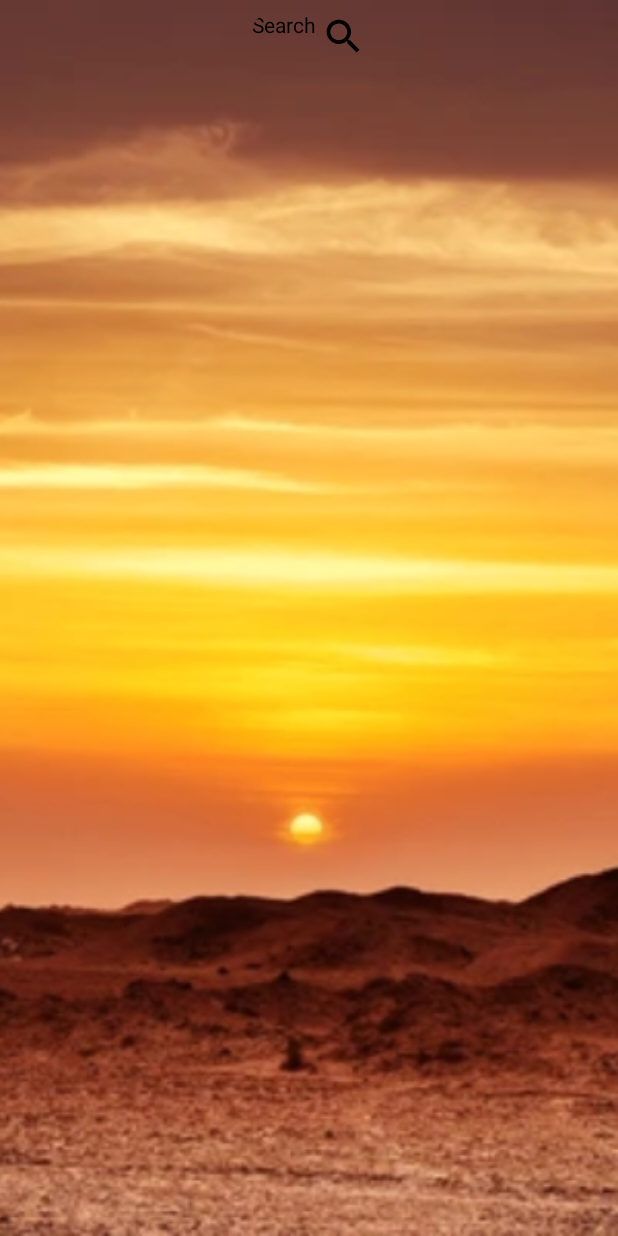
After one commit to pratyushraj-07/WeatherAppCompose, an Android app built with Jetpack Compose: the composable Navigation shown on its own in the app's theme, on a phone screen of 412 x 824 dp. The commit adds this screen. Run offline under Robolectric (Android 15) with nearby library versions, the phone set to English and light mode, and no system bars; 1 statement that could not run was skipped.

Commit message:
Added HomeScreen for current location

```diff
--- /dev/null
+++ b/app/src/main/java/com/example/weatherappcompose/nav_graph/Navigation.kt
@@ -0,0 +1,52 @@
+package com.example.weatherappcompose.nav_graph
+
+import androidx.compose.animation.AnimatedContentTransitionScope
+import androidx.compose.animation.core.tween
+import androidx.compose.animation.slideInHorizontally
+import androidx.compose.animation.slideOutHorizontally
+import androidx.compose.runtime.Composable
+import androidx.navigation.NavHostController
+import androidx.navigation.compose.NavHost
+import androidx.navigation.compose.composable
+import androidx.navigation.compose.rememberNavController
+import com.example.weatherappcompose.screens.homescreen.HomeScreen
+import com.example.weatherappcompose.screens.searchedcityscreen.SearchedCity
+import com.example.weatherappcompose.ui.WeatherViewModel
+
+@Composable
+fun Navigation(
+    viewModel: WeatherViewModel,
+    navController: NavHostController = rememberNavController()
+){
+    NavHost(navController = navController, startDestination = Route.HomeScreen.route) {
+
+        composable(
+            route = Route.HomeScreen.route,
+            enterTransition = { slideInHorizontally() },
+            exitTransition = { slideOutHorizontally(animationSpec = tween(500)) }
+        ){
+            HomeScreen(navController = navController)
+        }
+
+        composable(
+            route =  Route.SearchedCity.route,
+            enterTransition = {
+                slideIntoContainer(
+                    AnimatedContentTransitionScope.SlideDirection.Left,
+                    animationSpec = tween(350)
+                )
+            },
+            exitTransition = {
+                slideOutOfContainer(
+                    AnimatedContentTransitionScope.SlideDirection.Right,
+                    animationSpec = tween(400)
+                )
+            }
+        ){
+            SearchedCity(
+                navController = navController,
+                viewModel = viewModel
+            )
+        }
+    }
+}
--- /dev/null
+++ b/app/src/main/java/com/example/weatherappcompose/nav_graph/Route.kt
@@ -0,0 +1,6 @@
+package com.example.weatherappcompose.nav_graph
+
+sealed class Route(val route: String) {
+    object HomeScreen: Route("home")
+    object SearchedCity: Route("searched_city")
+}
--- /dev/null
+++ b/app/src/main/java/com/example/weatherappcompose/screens/homescreen/HomeScreen.kt
@@ -0,0 +1,68 @@
+package com.example.weatherappcompose.screens.homescreen
+
+import androidx.compose.foundation.Image
+import androidx.compose.foundation.layout.Arrangement
+import androidx.compose.foundation.layout.Box
+import androidx.compose.foundation.layout.Column
+import androidx.compose.foundation.layout.Row
+import androidx.compose.foundation.layout.fillMaxSize
+import androidx.compose.foundation.layout.fillMaxWidth
+import androidx.compose.foundation.layout.size
+import androidx.compose.foundation.layout.statusBarsPadding
+import androidx.compose.foundation.layout.wrapContentSize
+import androidx.compose.material.icons.Icons
+import androidx.compose.material.icons.filled.Search
+import androidx.compose.material3.Card
+import androidx.compose.material3.CardDefaults
+import androidx.compose.material3.Icon
+import androidx.compose.material3.Text
+import androidx.compose.runtime.Composable
+import androidx.compose.ui.Alignment
+import androidx.compose.ui.Modifier
+import androidx.compose.ui.graphics.Color
+import androidx.compose.ui.layout.ContentScale
+import androidx.compose.ui.res.painterResource
+import androidx.compose.ui.unit.dp
+import androidx.navigation.NavController
+import com.example.weatherappcompose.R
+import com.example.weatherappcompose.nav_graph.Route
+
+@Composable
+fun HomeScreen(
+    navController: NavController
+){
+    Box(
+        modifier = Modifier.fillMaxSize()
+    ){
+        Image(
+            painter = painterResource(id = R.drawable.bgsunset),
+            contentDescription = "Background Image",
+            modifier = Modifier.fillMaxSize(),
+            contentScale = ContentScale.Crop
+        )
+
+        Column(
+            modifier = Modifier
+                .statusBarsPadding(),
+            horizontalAlignment = Alignment.CenterHorizontally
+        ) {
+            Card(
+                modifier = Modifier.fillMaxWidth().wrapContentSize(),
+                onClick = { navController.navigate(Route.SearchedCity.route) },
+                colors = CardDefaults.cardColors(Color.Transparent)
+            ) {
+                Row(
+                    horizontalArrangement = Arrangement.Center
+                ){
+                    Text(text = "Search ")
+                    Icon(
+                        modifier = Modifier.size(30.dp),
+                        imageVector = Icons.Default.Search,
+                        contentDescription = "Search",
+                        tint = Color.Black,
+                    )
+                }
+            }
+        }
+    }
+}
--- a/app/src/main/java/com/example/weatherappcompose/screens/searchedcityscreen/WeatherDetail.kt
+++ b/app/src/main/java/com/example/weatherappcompose/screens/searchedcityscreen/WeatherDetail.kt
@@ -136,8 +136,7 @@ fun WeatherDetail(
                 modifier = Modifier
                     .fillMaxWidth()
                     .padding(start = 10.dp, end = 10.dp),
-                colors = CardDefaults.cardColors(Color.Transparent),
-                border = BorderStroke(width = 3.dp, color = Color.DarkGray)
+                colors = CardDefaults.cardColors(Color.DarkGray)
             ) {
                 Row(
                     modifier = Modifier
@@ -191,9 +190,8 @@ fun WeatherCard(
 ) {
     Card(
         modifier = Modifier.size(90.dp),
-        colors = CardDefaults.cardColors(colorResource(id = R.color.Aquamarine)),
+        colors = CardDefaults.cardColors(Color.LightGray),
         shape = RoundedCornerShape(8.dp),
-        border = BorderStroke(width = 3.dp, color = Color.Gray)
     ) {
         Column(
             modifier = Modifier
--- a/app/src/main/java/com/example/weatherappcompose/ui/MainActivity.kt
+++ b/app/src/main/java/com/example/weatherappcompose/ui/MainActivity.kt
@@ -5,6 +5,7 @@ import androidx.activity.ComponentActivity
 import androidx.activity.compose.setContent
 import androidx.activity.enableEdgeToEdge
 import androidx.lifecycle.viewmodel.compose.viewModel
+import com.example.weatherappcompose.nav_graph.Navigation
 import com.example.weatherappcompose.screens.searchedcityscreen.SearchedCity
 import com.example.weatherappcompose.ui.theme.WeatherAppComposeTheme
 
@@ -15,7 +16,7 @@ class MainActivity : ComponentActivity() {
         setContent {
             val viewModel: WeatherViewModel = viewModel()
             WeatherAppComposeTheme {
-                SearchedCity(viewModel = viewModel)
+                Navigation(viewModel = viewModel)
             }
         }
     }
--- a/app/src/main/java/com/example/weatherappcompose/ui/ResponseState.kt
+++ b/app/src/main/java/com/example/weatherappcompose/ui/ResponseState.kt
@@ -4,4 +4,5 @@ sealed class ResponseState<out T> {
     data class Success<out T>(val data : T): ResponseState<T>()
     data class Error<T>(val error: String) : ResponseState<T>()
     data object Loading : ResponseState<Nothing>()
+    data object Empty:ResponseState<Nothing>()
 }
--- a/app/src/main/java/com/example/weatherappcompose/ui/WeatherViewModel.kt
+++ b/app/src/main/java/com/example/weatherappcompose/ui/WeatherViewModel.kt
@@ -38,4 +38,9 @@ class WeatherViewModel(
             }
         }
     }
+
+    fun resetWeather(){
+        _weather.value = ResponseState.Empty
+    }
+
 }
```
Also changed, not shown: app/src/main/java/com/example/weatherappcompose/screens/searchedcityscreen/SearchedCity.kt (+24 -28 lines).
